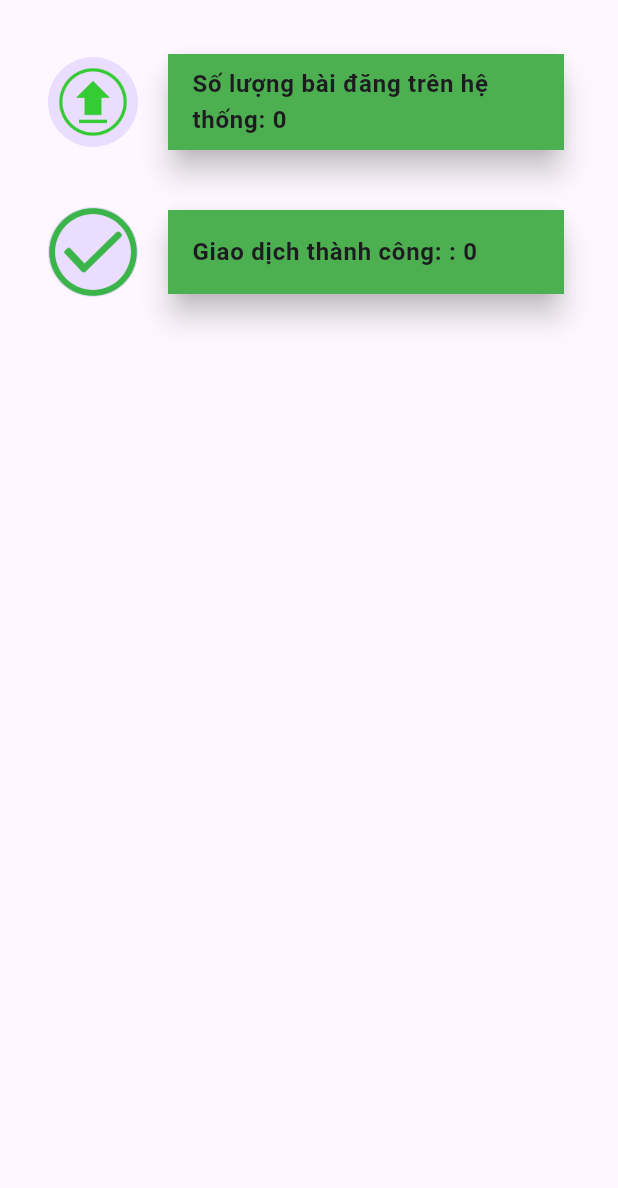
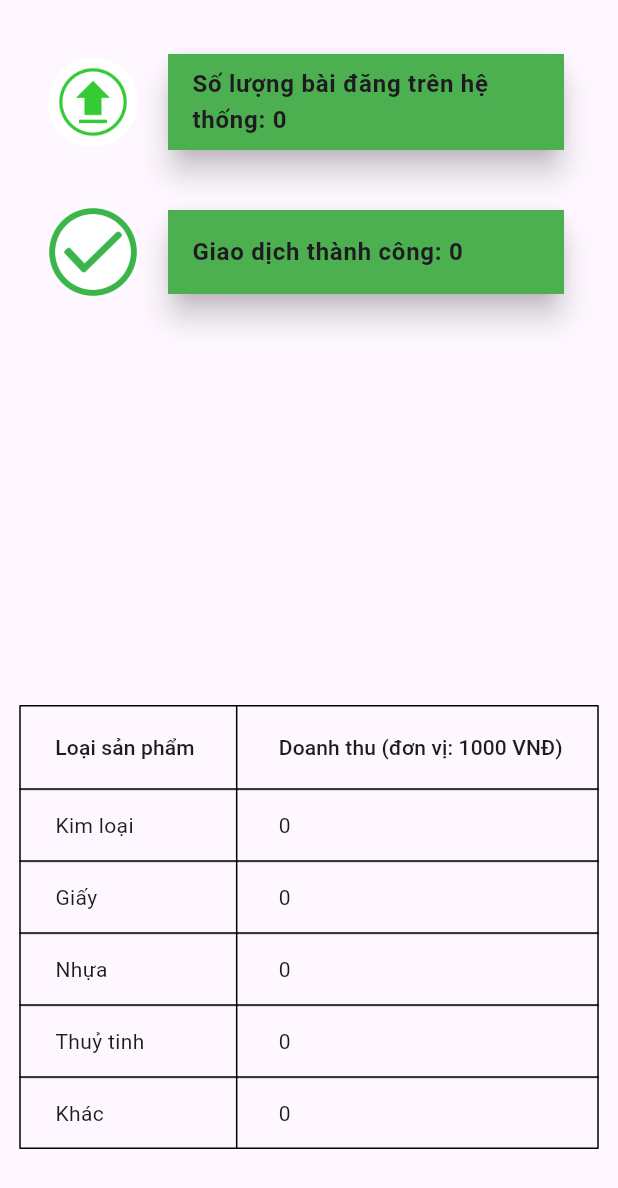
Before and after one commit to VuXuanHoang2003/3TApp_Android, a Flutter app: the StatisticScreen screen opened directly, on a phone screen of 412 x 824 dp. Shown: the top 1188 px of the screen. Run offline on Flutter 3.47's test engine with Material 3 defaults, Android fonts, the phone set to English and light mode, and no system bars; our stand-ins replace awesome_notifications, badges, cloud_firestore, contained_tab_bar_view, dio, firebase_auth and 11 more; missing offline and left inert: awesome_notifications_fcm, dart:ffi; accounts and stored records are empty.

Commit message:
add ui in statistic screeen

```diff
--- a/lib/data/repositories/statistic_repo/statistic_repo_impl.dart
+++ b/lib/data/repositories/statistic_repo/statistic_repo_impl.dart
@@ -3,8 +3,14 @@ import 'package:three_tapp_app/data/repositories/statistic_repo/statistic_repo.d
 import 'package:three_tapp_app/model/statistic.dart';
 
 class StatisticRepoImpl extends StatisticRepo {
-  static Statistic statistic =
-      Statistic(numberOfPosts: 0, numberOfSuccessfulTrade: 0);
+  static Statistic statistic = Statistic(
+      numberOfPosts: 0,
+      numberOfSuccessfulTrade: 0,
+      doanh_thu_giay: 0,
+      doanh_thu_khac: 0,
+      doanh_thu_kim_loai: 0,
+      doanh_thu_nhua: 0,
+      doanh_thu_thuy_tinh: 0);
   @override
   Future<Statistic> getStatistic(String? email) async {
     print(email);
@@ -19,7 +25,6 @@ class StatisticRepoImpl extends StatisticRepo {
         print("Tổng số sản phẩm đã đăng: ${statistic.numberOfPosts}");
       });
 
-      print("Tổng số sản phẩm đã đăng: ${statistic.numberOfPosts}");
       await FirebaseFirestore.instance
           .collection("ORDERS")
           .where("status", isEqualTo: "DONE")
@@ -30,6 +35,21 @@ class StatisticRepoImpl extends StatisticRepo {
         print(
             "Tổng số lượng đơn hàng đã giao dịch thành công công: ${statistic.numberOfSuccessfulTrade}");
       });
+
+      await FirebaseFirestore.instance
+          .collection("ORDERS")
+          .where("status", isEqualTo: "DONE")
+          .where("seller_email", isEqualTo: email)
+          .get()
+          .then((querySnapshot) {
+        querySnapshot.docs.forEach((doc) {
+          // Thực hiện các thao tác với từng phần tử doc ở đây
+          var data = doc.data();
+          // Ví dụ: Lấy giá trị của trường "fieldName"
+          var fieldValue = data['fieldName'];
+          // Tiếp tục xử lý dữ liệu ở đây
+        });
+      });
     } catch (error) {
       print("error:${error.toString()}");
     }
--- a/lib/model/statistic.dart
+++ b/lib/model/statistic.dart
@@ -2,11 +2,39 @@ class Statistic {
   int numberOfPosts = 0;
   int numberOfSuccessfulTrade = 0;
 
+  double doanh_thu_kim_loai = 0;
+  double doanh_thu_giay = 0;
+  double doanh_thu_nhua = 0;
+  double doanh_thu_thuy_tinh = 0;
+  double doanh_thu_khac = 0;
+
+  double doanh_thu = 0;
+
   Statistic(
-      {required this.numberOfPosts, required this.numberOfSuccessfulTrade});
+      {required this.numberOfPosts,
+      required this.numberOfSuccessfulTrade,
+      required this.doanh_thu_kim_loai,
+      required this.doanh_thu_giay,
+      required this.doanh_thu_nhua,
+      required this.doanh_thu_thuy_tinh,
+      required this.doanh_thu_khac});
+
+  valuateDoanhThu() {
+    doanh_thu = doanh_thu_giay +
+        doanh_thu_khac +
+        doanh_thu_kim_loai +
+        doanh_thu_nhua +
+        doanh_thu_kim_loai;
+  }
 
   Statistic.fromJson(Map<String, dynamic> json) {
     numberOfPosts = json['numberOfPosts'];
     numberOfSuccessfulTrade = json['numberOfSuccessfulTrade'];
+    doanh_thu_kim_loai = json['doanh_thu_kim_loai'];
+    doanh_thu_giay = json['doanh_thu_giay'];
+    doanh_thu_nhua = json['doanh_thu_nhua'];
+    doanh_thu_thuy_tinh = json['doanh_thu_thuy_tinh'];
+    doanh_thu_khac = json['doanh_thu_khac'];
+    doanh_thu = json['doanh_thu'];
   }
 }
--- a/lib/view/admin/statistic_screen.dart
+++ b/lib/view/admin/statistic_screen.dart
@@ -1,9 +1,7 @@
 import 'package:firebase_auth/firebase_auth.dart';
 import 'package:flutter/material.dart';
-import 'package:three_tapp_app/model/product.dart';
 import 'package:three_tapp_app/model/statistic.dart';
 import 'package:three_tapp_app/utils/image_path.dart';
-import 'package:three_tapp_app/viewmodel/product_viewmodel.dart';
 import 'package:three_tapp_app/viewmodel/statistic_viewmodel.dart';
 
 class StatisticScreen extends StatefulWidget {
@@ -21,7 +19,16 @@ class _StatisticScreenState extends State<StatisticScreen> {
   @override
   Widget build(BuildContext context) {
     return Scaffold(
-      body: _buildStatisticsList(),
+      body: Column(
+        children: [
+          Expanded(
+            child: _buildStatisticsList(),
+          ),
+          Expanded(
+            child: _buildTable(),
+          ),
+        ],
+      ),
     );
   }
 
@@ -61,7 +68,7 @@ class _StatisticScreenState extends State<StatisticScreen> {
                   imagePath: ImagePath.imgUploadedPost,
                 ),
                 _buildCard(
-                  title: 'Giao dịch thành công: ',
+                  title: 'Giao dịch thành công',
                   value: '${statisticCurrentUser?.numberOfSuccessfulTrade}',
                   color: Colors.green,
                   imagePath: ImagePath.imgSuccessfulTransaction,
@@ -87,6 +94,7 @@ class _StatisticScreenState extends State<StatisticScreen> {
           CircleAvatar(
             radius: 30.0,
             backgroundImage: AssetImage(imagePath),
+            backgroundColor: Colors.white,
           ),
           SizedBox(
               width: 16.0), // Adjust the spacing between the image and the card
@@ -109,4 +117,41 @@ class _StatisticScreenState extends State<StatisticScreen> {
       ),
     );
   }
+
+  Widget _buildTable() {
+    return Center(
+      child: SingleChildScrollView(
+        scrollDirection: Axis.horizontal,
+        child: DataTable(
+          border: TableBorder.all(),
+          columns: const [
+            DataColumn(label: Text('Loại sản phẩm')),
+            DataColumn(label: Text('Doanh thu (đơn vị: 1000 VNĐ)')),
+          ],
+          rows: const [
+            DataRow(cells: [
+              DataCell(Text('Kim loại')),
+              DataCell(Text('0')),
+            ]),
+            DataRow(cells: [
+              DataCell(Text('Giấy')),
+              DataCell(Text('0')),
+            ]),
+            DataRow(cells: [
+              DataCell(Text('Nhựa')),
+              DataCell(Text('0')),
+            ]),
+            DataRow(cells: [
+              DataCell(Text('Thuỷ tinh')),
+              DataCell(Text('0')),
+            ]),
+            DataRow(cells: [
+              DataCell(Text('Khác')),
+              DataCell(Text('0')),
+            ]),
+          ],
+        ),
+      ),
+    );
+  }
 }
```
